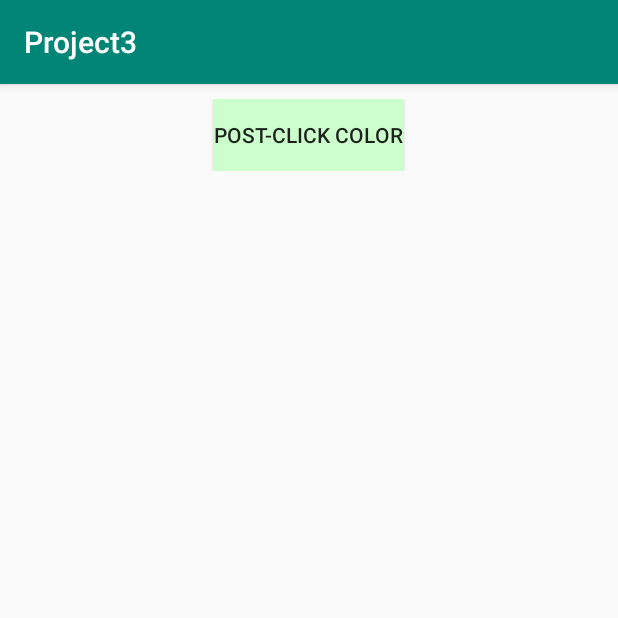
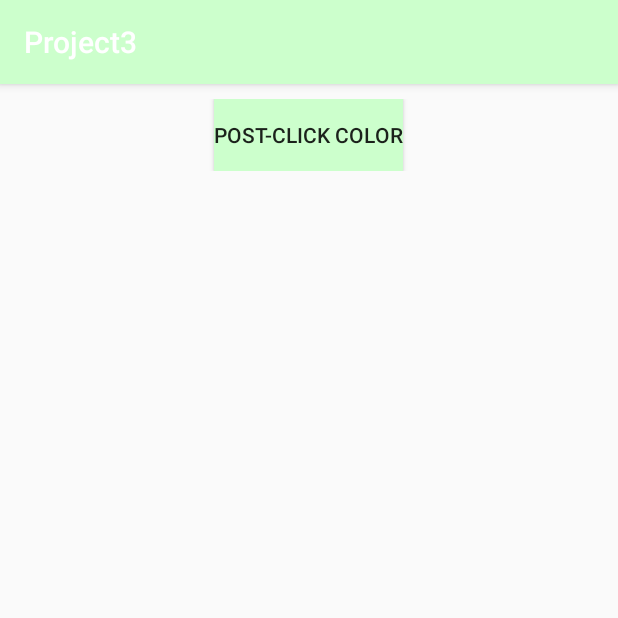
Before and after one commit to EasyInterest/spring19RedoneProject3, an Android app: the ChangeColorsActivity screen opened directly, with no data from a screen before it, on a phone screen of 412 x 824 dp, the top half of it. Run offline under Robolectric (Android 15) with nearby library versions, the phone set to English and light mode, and no system bars; libraries missing offline, so code that uses them is left out: yuku.ambilwarna.

Commit message:
Color change button now correctly saves/changes its color

```diff
--- a/app/src/main/java/com/example/abkire/project3/ChangeColorsActivity.java
+++ b/app/src/main/java/com/example/abkire/project3/ChangeColorsActivity.java
@@ -1,6 +1,7 @@
 package com.example.abkire.project3;
 
 import android.content.Intent;
+import android.graphics.Color;
 import android.graphics.drawable.ColorDrawable;
 import android.support.v4.content.ContextCompat;
 import android.support.v7.app.AppCompatActivity;
@@ -19,6 +20,8 @@ public class ChangeColorsActivity extends AppCompatActivity {
 
     @Override
     protected void onCreate(Bundle savedInstanceState) {
+        getSupportActionBar().setBackgroundDrawable(
+                new ColorDrawable(Integer.parseInt(DataHolder.getInstance().getData())));
         super.onCreate(savedInstanceState);
         setContentView(R.layout.activity_change_colors);
 
@@ -26,8 +29,8 @@ public class ChangeColorsActivity extends AppCompatActivity {
         Intent intent = getIntent();
 
         postClickBtn = (Button)findViewById(R.id.postClickBtn);
-        postClickBtnColor = ContextCompat.getColor(ChangeColorsActivity.this, R.color.postclick);
-
+        postClickBtnColor = Integer.parseInt(DataHolder.getInstance().getData());
+        postClickBtn.setBackgroundColor(postClickBtnColor);
         postClickBtn.setOnClickListener(new View.OnClickListener(){
             @Override
             public  void onClick(View v){
--- a/app/src/main/java/com/example/abkire/project3/MainActivity.java
+++ b/app/src/main/java/com/example/abkire/project3/MainActivity.java
@@ -22,11 +22,13 @@ public class MainActivity extends AppCompatActivity {
     private boolean finished = false;
     private Button resetButton;
     private boolean first = true;
+
+
     @Override
     public void onResume()
     {
         getSupportActionBar().setBackgroundDrawable(
-                new ColorDrawable(Integer.parseInt(DataHolder.getInstance().getData())));
+            new ColorDrawable(Integer.parseInt(DataHolder.getInstance().getData())));
         super.onResume();
 
 
--- a/app/src/main/res/values/colors.xml
+++ b/app/src/main/res/values/colors.xml
@@ -1,7 +1,7 @@
 <?xml version="1.0" encoding="utf-8"?>
 <resources>
     <color name="colorPrimary">#008577</color>
-    <color name="colorPrimaryDark">#00574B</color>
+    <color name="colorPrimaryDark">#D81B60</color>
     <color name="colorAccent">#D81B60</color>
     <color name="backgroundcolor">#fcfcfc</color>
 
```
